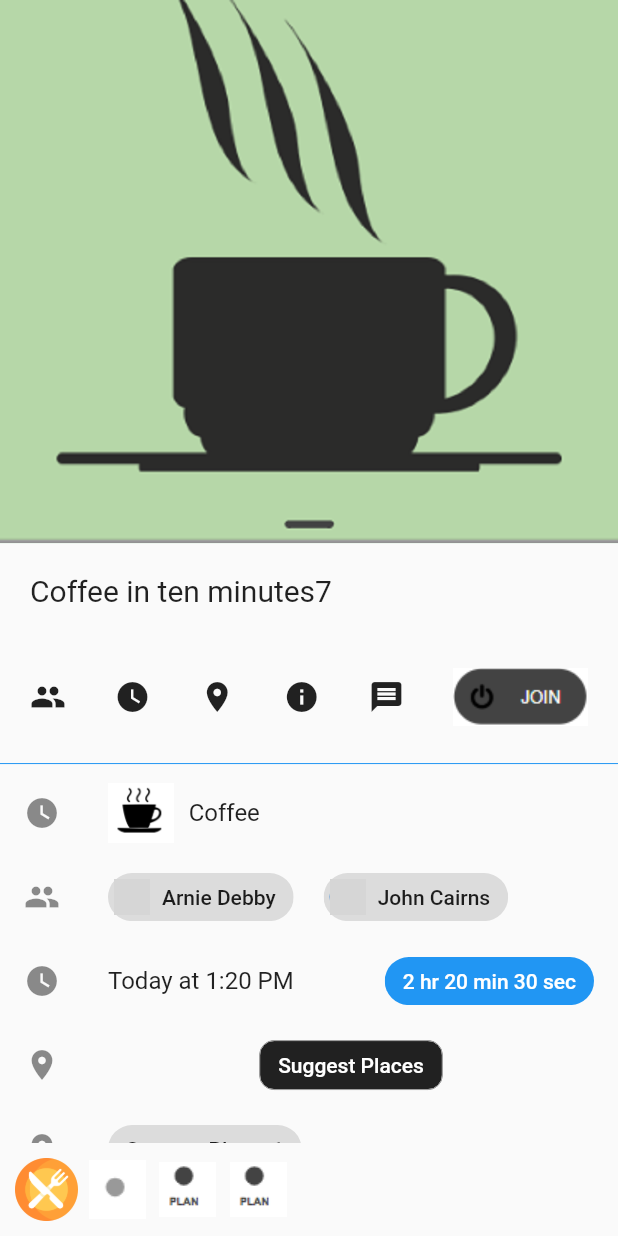
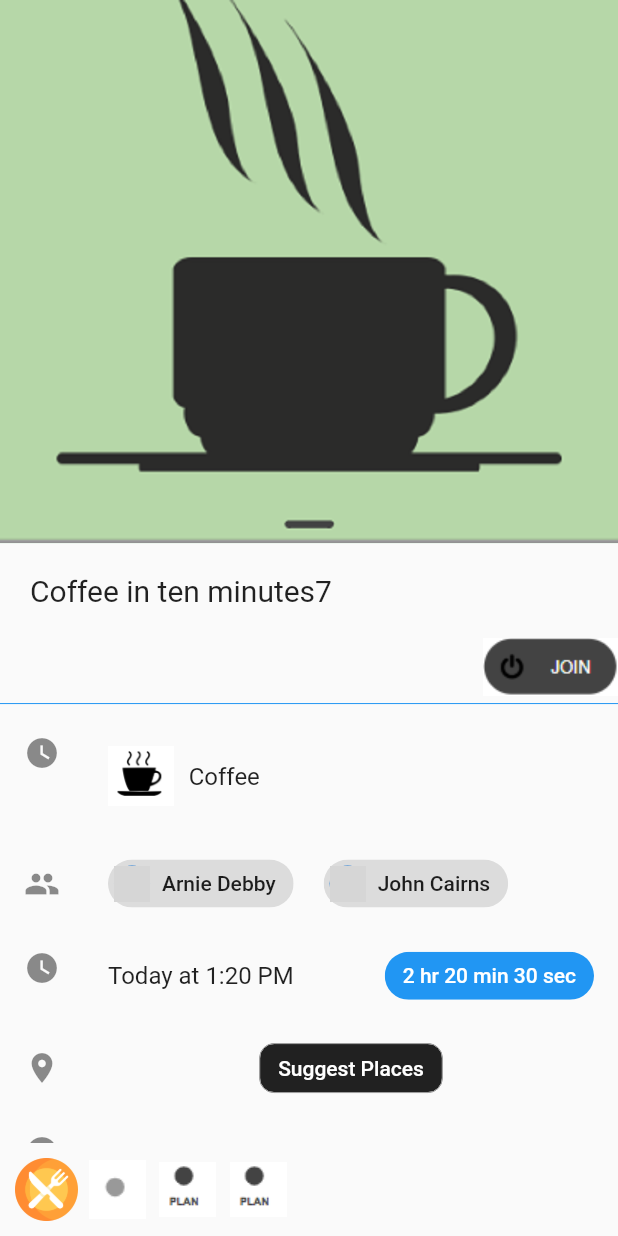
Before and after one commit to pvijender/flutter_eat_social, a Flutter app: the screen it shows after launch, after a tap on "Going for coffee in 10 minutes, individu", on a phone screen of 412 x 824 dp. Run offline on Flutter 3.47's test engine with Material 2 defaults, Android fonts, the phone set to English and light mode, and no system bars; network calls fail; grey boxes are pictures that could not be loaded.

Commit message:
Add existing file

```diff
--- a/lib/home_page.dart
+++ b/lib/home_page.dart
@@ -16,14 +16,20 @@ class _EatSocialHomeState extends State<EatSocialHome>{
   @override
   Widget build(BuildContext context) {
     return new Scaffold(
+      backgroundColor: Colors.white,
 
       body: new Column(
         children: <Widget>[
           new Expanded(child: new DisplayPosts()),
-          new Container(
+          new Card(
+            color: Colors.grey.shade100,
+            elevation: 0.4,
+            margin: EdgeInsets.only(top: 10.0, left: 0.0, right: 0.0, bottom: 0.0),
+            //padding: const EdgeInsets.all(10.0),
+            //color: Colors.blueGrey,
+            child: new Container(
               padding: const EdgeInsets.all(10.0),
-            //color: Colors.blueGrey,
-            child: new Row(
+              child:  Row(
                 children: <Widget>[
                   new Image.asset('images/logo.png', width: 42.0, height: 42.0,),
                   new Padding(padding: const EdgeInsets.only(left: 5.0),),
@@ -34,6 +40,9 @@ class _EatSocialHomeState extends State<EatSocialHome>{
                   new Image.asset('images/other_icon.png', width: 42.0, height: 42.0,)
                 ],
               ),
+            ),
+
+
           )
 
         ],
--- a/lib/logic/DisplayPosts.dart
+++ b/lib/logic/DisplayPosts.dart
@@ -1,6 +1,7 @@
 import 'package:flutter/material.dart';
 import 'package:flutter_eat_social/model/post_model.dart';
 import 'package:flutter_eat_social/logic/display_icon.dart';
+import 'package:flutter_eat_social/logic/display_icon_chip.dart';
 import 'package:flutter_eat_social/logic/bottom_popup_menu.dart';
 import 'package:flutter_eat_social/logic/contacts.dart';
 
@@ -44,23 +45,27 @@ class _DisplayPostsState extends State<DisplayPosts> {
                         crossAxisAlignment: CrossAxisAlignment.start,
                         children: [
                           new Container(
-                            color: Colors.grey.shade200,
+                            color: Colors.white,
                             padding: const EdgeInsets.all(8.0),
                             child: new Text(dummyData[i].post_msg,  style: new TextStyle(fontWeight: FontWeight.normal, fontSize: 16.0)),
                           ),
                           new Container(
-                            color: Colors.grey.shade200,
-                            padding: const EdgeInsets.only(right: 5.0, bottom: 5.0),
+                            //color: Colors.blue,
+                            margin: const EdgeInsets.only(right: 5.0, bottom: 5.0),
+                            //height: 30.0,
                             child: new Row(
                               mainAxisAlignment: MainAxisAlignment.end,
                               children: <Widget>[
-                                new display_icon(dummyData[i].post_status),
+                                new display_icon_chip(dummyData[i].post_status),
+
                                 //new ChoiceChip(label: null, selected: null)
                                 //new ChoiceChip(label: new Text('Light Blue')),
                               ],
                             ),
                           ),
                           new Container(
+                            height: 50.0,
+                            color: Colors.grey.shade200,
                             padding: const EdgeInsets.all(10.0),
                             child: new Row(
                               children: <Widget>[
@@ -70,20 +75,20 @@ class _DisplayPostsState extends State<DisplayPosts> {
                                       children: <Widget>[
                                         new CircleAvatar(
                                           backgroundImage: new NetworkImage(dummyData[i].post_party_url_1),
-                                          radius: 16.0,
+                                          radius: 15.0,
                                         ),
                                         new Container(
                                           padding: const EdgeInsets.only(right: 5.0),
                                         ),
                                         new CircleAvatar(
-                                          radius: 16.0,
+                                          radius: 15.0,
                                           backgroundImage: new NetworkImage(dummyData[i].post_party_url_2),
                                         ),
                                         new Container(
                                           padding: const EdgeInsets.only(right: 5.0),
                                         ),
                                         new CircleAvatar(
-                                          radius: 16.0,
+                                          radius: 15.0,
                                           backgroundImage: new NetworkImage(dummyData[i].post_party_url_3),
                                         ),
                                       ],
@@ -126,7 +131,7 @@ class _SecondScreenState extends State<SecondScreen> {
 
   void _showAlert() {
     AlertDialog alertDialog = new AlertDialog(
-        content: new Text("Clicking here will launch the bottom menu bar")
+        content: new Text("Clicking here will allow to join the Group")
     );
 
     showDialog(context: context, child: alertDialog);
@@ -166,8 +171,41 @@ class _SecondScreenState extends State<SecondScreen> {
                           new Container(
                             color: Colors.green,
                             child: new Image(image: AssetImage("images/coffee_temp.PNG")),
+                            ),
 
-                            ),
+                          /*new Stack(
+                            fit: StackFit.expand,
+                            children: <Widget>[
+                              Positioned(
+                                top: 340.0,
+                                left: 250.0,
+                                child: Icon(Icons.call, size: 50.0),
+                              ),
+                            ],
+
+                          ),*/
+
+
+                          /*new Stack(
+                            //alignment: const Alignment(0.2, 0.2),
+                            alignment: Alignment.topRight,
+                            children: [
+                              new Container(
+                                decoration: new BoxDecoration(
+                                  color: Colors.black45,
+                                ),
+                                margin: EdgeInsets.only(right:10.0),
+                                child: new Text(
+                                  'Mia B',
+                                  style: new TextStyle(
+                                    fontSize: 20.0,
+                                    fontWeight: FontWeight.bold,
+                                    color: Colors.white,
+                                  ),
+                                ),
+                              ),
+                            ],
+                          ),*/
                           new Container(
                             margin: const EdgeInsets.all(20.0),
                             child: new Row(
@@ -181,15 +219,15 @@ class _SecondScreenState extends State<SecondScreen> {
 
 
                           new Container(
-                              margin: const EdgeInsets.all(20.0),
+//                              margin: const EdgeInsets.all(20.0),
                               child: new Row(
-                                mainAxisAlignment: MainAxisAlignment.spaceBetween,
+                                mainAxisAlignment: MainAxisAlignment.end,
                                 children: <Widget>[
-                                  new Icon(Icons.people),
-                                  new Icon(Icons.watch_later),
-                                  new Icon(Icons.location_on),
-                                  new Icon(Icons.info),
-                                  new Icon(Icons.message),
+                                  //new Icon(Icons.people),
+                                  //new Icon(Icons.watch_later),
+                                  //new Icon(Icons.location_on),
+                                  //new Icon(Icons.info),
+                                  //new Icon(Icons.message),
                                   new InkWell(onTap: _showAlert,
                                     child: new Image.asset('images/join_icon.png'),
                                   ),
@@ -206,6 +244,7 @@ class _SecondScreenState extends State<SecondScreen> {
                                 child:new Image.asset('images/coffee_icon.PNG', height: 40.0,),
                                 ),
                                 new Container(
+                                  padding: const EdgeInsets.only(top: 20.0, bottom: 20.0),
                                   margin: EdgeInsets.all(10.0),
                                   child:new Text("Coffee"),
                                 ),
@@ -251,6 +290,7 @@ class _SecondScreenState extends State<SecondScreen> {
                               children: <Widget>[
                                 new Expanded(
                                   child:new Container(
+                                    padding: const EdgeInsets.only(top: 20.0, bottom: 20.0),
                                     child:new Text("Today at 1:20 PM"),
                                   ),
                                 ),
@@ -279,20 +319,17 @@ class _SecondScreenState extends State<SecondScreen> {
                             //Image.asset('images/join_icon.png'),
                           ),
                           new ListTile(
-                            leading: new Icon(Icons.location_on),
-                            title: new Row(
-                              children: <Widget>[
-                                new Center(
-                                  child:new Chip(
-
-                                    label: new Text('Suggest Places1'),
-                                  ),
-                                ),
-
-                              ],
+                            leading: new Icon(Icons.info),
+                            title: new Container(
+                              padding: const EdgeInsets.only(top: 20.0, bottom: 20.0),
+                                child:new Text("Join me for an amazing birthday party!!! I am letting everyone plan with me but I will choose in ...",
+                                style: new TextStyle(color: Colors.grey, fontSize: 16.0)),
                             ),
                             //Image.asset('images/join_icon.png'),
                           ),
+
+
+
 
                       ],
                     ),
--- /dev/null
+++ b/lib/logic/display_icon_chip.dart
@@ -0,0 +1,34 @@
+import 'package:flutter/material.dart';
+
+class display_icon_chip extends StatelessWidget {
+  String post_status;
+
+  display_icon_chip(String paramval){
+    this.post_status=paramval;
+  }
+
+
+  @override
+  Widget build(BuildContext context) {
+    if(post_status=="AD"){
+      return new Chip(
+        backgroundColor: Colors.yellowAccent.shade400,
+        label: new Text("AD", textAlign: TextAlign.center, style: new TextStyle(color: Colors.black, fontSize: 12.0)),
+      );
+    }
+    else if(post_status=="PLAN"){
+      return new Chip(
+        backgroundColor: Colors.blue.shade300,
+        label: new Text("PLAN", textAlign: TextAlign.center, style: new TextStyle(color: Colors.black, fontSize: 12.0)),
+      );
+    }
+    else{
+      return new Chip(
+        backgroundColor: Colors.green.shade300,
+        label: new Text("LIVE", textAlign: TextAlign.center, style: new TextStyle(color: Colors.black, fontSize: 12.0)),
+      );
+    }
+
+
+  }
+}
```
Lines whose indentation alone changed are shown as unchanged.
